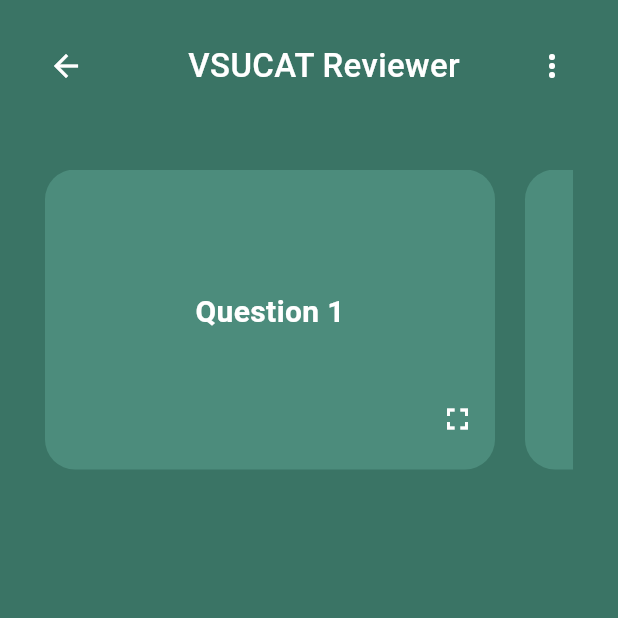
After one commit to KaelNierras/vis_can_learn, a Flutter app: the CardsScreen screen opened directly, on a phone screen of 412 x 824 dp, the top half of it. The commit adds this screen. Run offline on Flutter 3.47's test engine with Material 3 defaults, Android fonts, the light colour scheme and no system bars; our stand-ins replace firebase_core, flutter_native_splash, flutter_slidable, shared_preferences; accounts and stored records are empty.

Commit message:
Search, Fullscreen Card Screen Completed, Cards Screen Initialized
- Search and Fullscreen Card Screen completed.
- Cards Screen needs work.
- Search screen still not integrated to dashboard search bar.
- Fixes in library screen

```diff
--- /dev/null
+++ b/lib/features/dashboard/views/cards_screen.dart
@@ -0,0 +1,157 @@
+import 'package:flutter/cupertino.dart';
+import 'package:flutter/material.dart';
+import 'package:vis_can_learn/theme/custom_colors.dart';
+import 'package:vis_can_learn/utils/widget_helper.dart';
+
+class CardsScreen extends StatefulWidget {
+  const CardsScreen({super.key});
+
+  @override
+  State<CardsScreen> createState() => _CardsScreenState();
+}
+
+class _CardsScreenState extends State<CardsScreen> {
+  Map<String, int> data = {
+    'Question 1': 1,
+    'Question 2': 2,
+    'Question 3': 3,
+    'Question 4': 4,
+    'Question 5': 5,
+    'Question 6': 6,
+    'Question 7': 7,
+    'Question 8': 8,
+    'Question 9': 9,
+    // Add more entries as needed
+  };
+
+  @override
+  Widget build(BuildContext context) {
+    return Scaffold(
+      body: Container(
+        width: MediaQuery.of(context).size.width,
+        decoration: const BoxDecoration(
+          color: background,
+        ),
+        child: Column(
+          mainAxisAlignment: MainAxisAlignment.start,
+          crossAxisAlignment: CrossAxisAlignment.start,
+          children: [
+            Expanded(
+              child: Container(
+                width: MediaQuery.of(context).size.width,
+                child: Column(
+                  children: [
+                    Row(
+                      children: [
+                        Padding(
+                          padding: const EdgeInsets.only(top: 20, left: 20),
+                          child: IconButton(
+                            icon: Icon(Icons.arrow_back),
+                            color: Colors.white,
+                            onPressed: () {
+                              // Add functionality for the back button here
+                            },
+                          ),
+                        ),
+                        Expanded(
+                          child: Center(
+                            child: Padding(
+                              padding: const EdgeInsets.only(left: 20, top: 20),
+                              child: Text(
+                                'VSUCAT Reviewer',
+                                style: TextStyle(
+                                  color: Colors.white,
+                                  fontSize: 22,
+                                  fontWeight: FontWeight.w500,
+                                ),
+                              ),
+                            ),
+                          ),
+                        ),
+                        Padding(
+                          padding: const EdgeInsets.only(top: 20, right: 20),
+                          child: IconButton(
+                            icon: Icon(Icons.more_vert),
+                            color: Colors.white,
+                            onPressed: () {
+                              // Add functionality for the back button here
+                            },
+                          ),
+                        ),
+                      ],
+                    ),
+
+                    addVerticalSpace(25),
+                    Expanded(
+                      child: Padding(
+                        padding: const EdgeInsets.symmetric(horizontal: 30),
+                        child: Column(
+                          children: [
+                            addVerticalSpace(20),
+                            SizedBox(
+                              height: 200,
+                              child: ListView.builder(
+                                scrollDirection: Axis.horizontal,
+                                itemCount: data.length,
+                                itemBuilder: (context, index) {
+                                  String key = data.keys.elementAt(index);
+                                  return Stack( // Use Stack to overlay the icon on top of the card
+                                    children: [
+                                      Container(
+                                        width: 300,
+                                        margin: const EdgeInsets.only(right: 20),
+                                        decoration: BoxDecoration(
+                                          color: accentGreen,
+                                          borderRadius: BorderRadius.circular(20),
+                                        ),
+                                        child: Padding(
+                                          padding: const EdgeInsets.all(20),
+                                          child: Column(
+                                            mainAxisAlignment: MainAxisAlignment.center,
+                                            crossAxisAlignment: CrossAxisAlignment.center,
+                                            children: [
+                                              Text(
+                                                key,
+                                                style: const TextStyle(
+                                                  color: Colors.white,
+                                                  fontWeight: FontWeight.bold,
+                                                  fontSize: 20,
+                                                ),
+                                              ),
+                                              addVerticalSpace(10),
+                                            ],
+                                          ),
+                                        ),
+                                      ),
+                                      Positioned( // Position the icon at the bottom right corner
+                                        left: 240,
+                                        bottom: 10,
+                                        right: 10,
+                                        child: IconButton(
+                                          icon: Icon(Icons.fullscreen),
+                                          color: Colors.white,
+                                          onPressed: () {
+                                            // Add functionality for fullscreen here
+                                          },
+                                        ),
+                                      ),
+                                    ],
+                                  );
+                                },
+                              ),
+                            )
+                          ],
+                        ),
+                      ),
+                    ),
+
+                  ],
+                ),
+              ),
+            ),
+          ],
+        ),
+      ),
+    );
+  }
+}
--- a/lib/main.dart
+++ b/lib/main.dart
@@ -1,8 +1,11 @@
 // ignore_for_file: library_private_types_in_public_api
 import 'package:firebase_core/firebase_core.dart';
 import 'package:flutter_native_splash/flutter_native_splash.dart';
+import 'package:vis_can_learn/features/dashboard/views/cards_screen.dart';
 import 'package:vis_can_learn/features/dashboard/views/create_set.dart';
+import 'package:vis_can_learn/features/dashboard/views/full_card_view.dart';
 import 'package:vis_can_learn/features/dashboard/views/library_screen.dart';
+import 'package:vis_can_learn/features/dashboard/views/search_screen.dart';
 
 import 'firebase_options.dart';
 
@@ -52,7 +55,7 @@ class _MyAppState extends State<MyApp> {
       debugShowCheckedModeBanner: false,
       title: 'VisCanLearn',
       theme: lightTheme,
-      home: isViewed != 0 ? const OnboardingScreen() : isLogged != 0? const LibraryScreen(): const LibraryScreen(),
+      home: isViewed != 0 ? const OnboardingScreen() : isLogged != 0? const FullCardView(): const FullCardView(),
     );
   }
 }
```
Also changed, not shown: lib/features/dashboard/views/dashboard_screen.dart (+26 -1 lines), lib/features/dashboard/views/full_card_view.dart (added, +77 -0 lines), lib/features/dashboard/views/library_screen.dart (+16 -3 lines), lib/features/dashboard/views/search_screen.dart (added, +210 -0 lines).
